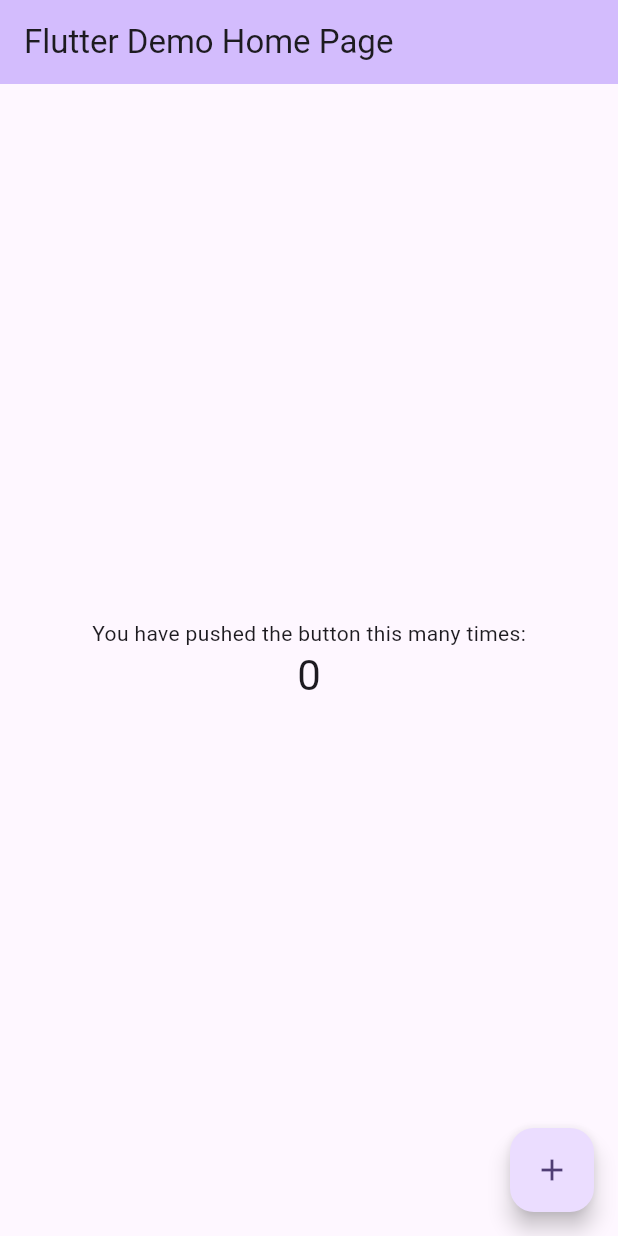
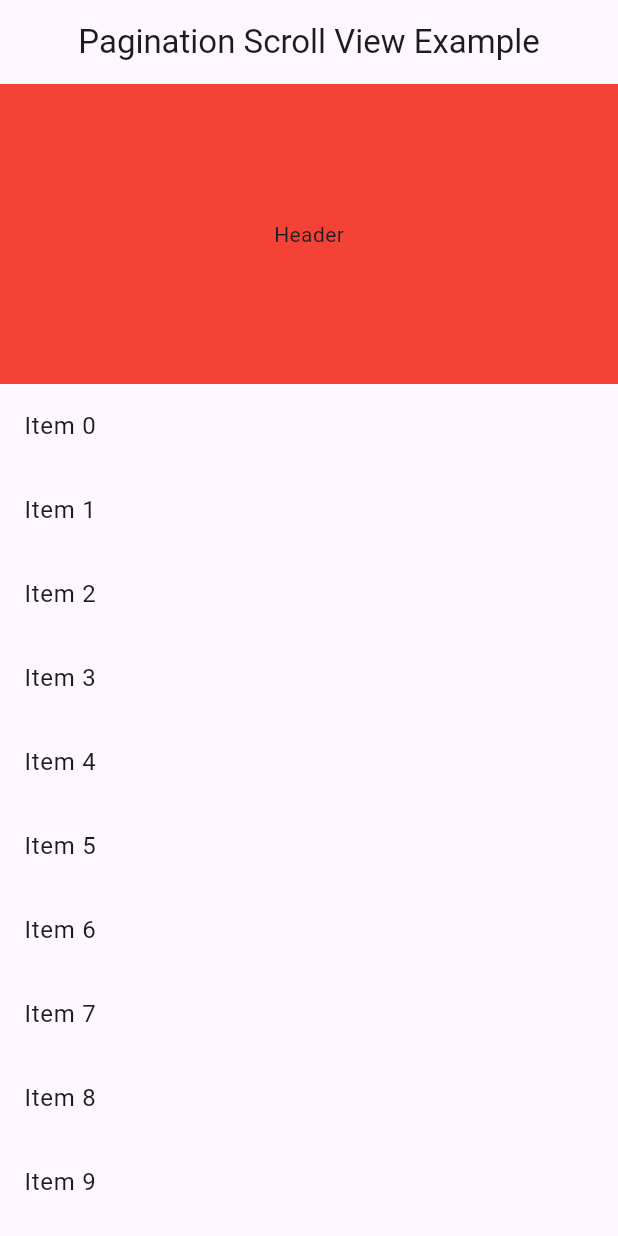
Before and after one commit to azisanw19/flutter-pagination-scroll-view, a Flutter app: the screen it shows after launch, on a phone screen of 412 x 824 dp. Run offline on Flutter 3.47's test engine with Material 3 defaults, Android fonts, the phone set to English and light mode, and no system bars.

Commit message:
PaginationScrollView

```diff
--- a/example/lib/main.dart
+++ b/example/lib/main.dart
@@ -1,125 +1,62 @@
 import 'package:flutter/material.dart';
+import 'package:pagination_scroll_view/pagination_scroll_view.dart';
 
 void main() {
-  runApp(const MyApp());
+  runApp(const MaterialApp(home: MyApp()));
 }
 
-class MyApp extends StatelessWidget {
-  const MyApp({super.key});
+class MyApp extends StatefulWidget {
+  const MyApp({Key? key}) : super(key: key);
 
-  // This widget is the root of your application.
+  @override
+  State<MyApp> createState() => _MyAppState();
+}
+
+class _MyAppState extends State<MyApp> {
+
+  int _itemCount = 20;
+
   @override
   Widget build(BuildContext context) {
-    return MaterialApp(
-      title: 'Flutter Demo',
-      theme: ThemeData(
-        // This is the theme of your application.
-        //
-        // TRY THIS: Try running your application with "flutter run". You'll see
-        // the application has a purple toolbar. Then, without quitting the app,
-        // try changing the seedColor in the colorScheme below to Colors.green
-        // and then invoke "hot reload" (save your changes or press the "hot
-        // reload" button in a Flutter-supported IDE, or press "r" if you used
-        // the command line to start the app).
-        //
-        // Notice that the counter didn't reset back to zero; the application
-        // state is not lost during the reload. To reset the state, use hot
-        // restart instead.
-        //
-        // This works for code too, not just values: Most code changes can be
-        // tested with just a hot reload.
-        colorScheme: ColorScheme.fromSeed(seedColor: Colors.deepPurple),
-        useMaterial3: true,
+    return Scaffold(
+      appBar: AppBar(
+        title: const Text("Pagination Scroll View Example"),
+        centerTitle: true,
       ),
-      home: const MyHomePage(title: 'Flutter Demo Home Page'),
+      body: PaginationScrollView(
+        key: const Key("pagination_scroll_view"),
+        pageChanged: (page) {
+          setState(() {
+            _itemCount += 20;
+          });
+        },
+        threshold: 0.8,
+        scrollOptions: const ScrollOptions(
+          physics: BouncingScrollPhysics(),
+        ),
+        child: Column(
+          mainAxisSize: MainAxisSize.max,
+          children: [
+            Container(
+              height: 200,
+              color: Colors.red,
+              child: const Center(
+                child: Text("Header"),
+              ),
+            ),
+            ListView.builder(
+              physics: const NeverScrollableScrollPhysics(),
+              shrinkWrap: true,
+              itemBuilder: (context, index) {
+                return ListTile(
+                  title: Text("Item $index"),
+                );
+              },
+              itemCount: _itemCount,
+            ),
+          ],
+        ),
+      )
     );
   }
 }
-
-class MyHomePage extends StatefulWidget {
-  const MyHomePage({super.key, required this.title});
-
-  // This widget is the home page of your application. It is stateful, meaning
-  // that it has a State object (defined below) that contains fields that affect
-  // how it looks.
-
-  // This class is the configuration for the state. It holds the values (in this
-  // case the title) provided by the parent (in this case the App widget) and
-  // used by the build method of the State. Fields in a Widget subclass are
-  // always marked "final".
-
-  final String title;
-
-  @override
-  State<MyHomePage> createState() => _MyHomePageState();
-}
-
-class _MyHomePageState extends State<MyHomePage> {
-  int _counter = 0;
-
-  void _incrementCounter() {
-    setState(() {
-      // This call to setState tells the Flutter framework that something has
-      // changed in this State, which causes it to rerun the build method below
-      // so that the display can reflect the updated values. If we changed
-      // _counter without calling setState(), then the build method would not be
-      // called again, and so nothing would appear to happen.
-      _counter++;
-    });
-  }
-
-  @override
-  Widget build(BuildContext context) {
-    // This method is rerun every time setState is called, for instance as done
-    // by the _incrementCounter method above.
-    //
-    // The Flutter framework has been optimized to make rerunning build methods
-    // fast, so that you can just rebuild anything that needs updating rather
-    // than having to individually change instances of widgets.
-    return Scaffold(
-      appBar: AppBar(
-        // TRY THIS: Try changing the color here to a specific color (to
-        // Colors.amber, perhaps?) and trigger a hot reload to see the AppBar
-        // change color while the other colors stay the same.
-        backgroundColor: Theme.of(context).colorScheme.inversePrimary,
-        // Here we take the value from the MyHomePage object that was created by
-        // the App.build method, and use it to set our appbar title.
-        title: Text(widget.title),
-      ),
-      body: Center(
-        // Center is a layout widget. It takes a single child and positions it
-        // in the middle of the parent.
-        child: Column(
-          // Column is also a layout widget. It takes a list of children and
-          // arranges them vertically. By default, it sizes itself to fit its
-          // children horizontally, and tries to be as tall as its parent.
-          //
-          // Column has various properties to control how it sizes itself and
-          // how it positions its children. Here we use mainAxisAlignment to
-          // center the children vertically; the main axis here is the vertical
-          // axis because Columns are vertical (the cross axis would be
-          // horizontal).
-          //
-          // TRY THIS: Invoke "debug painting" (choose the "Toggle Debug Paint"
-          // action in the IDE, or press "p" in the console), to see the
-          // wireframe for each widget.
-          mainAxisAlignment: MainAxisAlignment.center,
-          children: <Widget>[
-            const Text(
-              'You have pushed the button this many times:',
-            ),
-            Text(
-              '$_counter',
-              style: Theme.of(context).textTheme.headlineMedium,
-            ),
-          ],
-        ),
-      ),
-      floatingActionButton: FloatingActionButton(
-        onPressed: _incrementCounter,
-        tooltip: 'Increment',
-        child: const Icon(Icons.add),
-      ), // This trailing comma makes auto-formatting nicer for build methods.
-    );
-  }
-}
--- a/example/pubspec.yaml
+++ b/example/pubspec.yaml
@@ -35,6 +35,8 @@ dependencies:
   # The following adds the Cupertino Icons font to your application.
   # Use with the CupertinoIcons class for iOS style icons.
   cupertino_icons: ^1.0.2
+  pagination_scroll_view:
+    path: ../
 
 dev_dependencies:
   flutter_test:
--- a/lib/pagination_scroll_view.dart
+++ b/lib/pagination_scroll_view.dart
@@ -1,7 +1,2 @@
-library pagination_scroll_view;
-
-/// A Calculator.
-class Calculator {
-  /// Returns [value] plus 1.
-  int addOne(int value) => value + 1;
-}
+export 'src/pagination_scroll_view.dart';
+export 'src/model/scroll_options.dart';
--- /dev/null
+++ b/lib/src/model/scroll_options.dart
@@ -0,0 +1,34 @@
+import 'package:flutter/material.dart';
+
+class ScrollOptions {
+
+
+  const ScrollOptions({
+    this.physics,
+    this.reverse = false,
+    this.scrollDirection = Axis.vertical,
+    this.keyboardDismissBehavior = ScrollViewKeyboardDismissBehavior.manual,
+  });
+
+  /// How the scroll view should respond to user input.
+  /// For example, determines how the scroll view continues to animate after the user stops dragging the scroll view.
+  /// Defaults to matching platform conventions.
+  /// See documentation for [ScrollPhysics] for more details.
+  final ScrollPhysics? physics;
+
+  /// The direction along which the scroll view scrolls.
+  final bool reverse;
+
+  /// The axis along which the scroll view scrolls.
+  /// Defaults to [Axis.vertical].
+  /// See documentation for [Axis] for more details.
+  final Axis scrollDirection;
+
+  /// How the scroll view should respond to user input to dismiss the current primary
+  /// keyboard.
+  /// Defaults to [ScrollViewKeyboardDismissBehavior.manual].
+  /// See documentation for [ScrollViewKeyboardDismissBehavior] for more details.
+  final ScrollViewKeyboardDismissBehavior keyboardDismissBehavior;
+
+
+}
--- /dev/null
+++ b/lib/src/pagination_list_view.dart
@@ -0,0 +1,18 @@
+import 'package:flutter/material.dart';
+
+class PaginationListView extends StatefulWidget {
+  // TODO: implement required properties
+  const PaginationListView({
+    Key? key,
+  }) : super(key: key);
+
+  @override
+  State<PaginationListView> createState() => _PaginationListViewState();
+}
+
+class _PaginationListViewState extends State<PaginationListView> {
+  @override
+  Widget build(BuildContext context) {
+    return Container();
+  }
+}
--- /dev/null
+++ b/lib/src/pagination_scroll_view.dart
@@ -0,0 +1,91 @@
+import 'package:flutter/material.dart';
+import 'package:pagination_scroll_view/src/model/scroll_options.dart';
+
+class PaginationScrollView extends StatefulWidget {
+  /// Creates a widget that detects when the scroll is at the bottom of the page.
+  const PaginationScrollView({
+    Key? key,
+    required this.pageChanged,
+    this.threshold = 0.8,
+    required this.child,
+    this.initialPage = 1,
+    this.scrollOptions = const ScrollOptions(),
+  }) : super(key: key);
+
+  /// The widget below this widget in the tree.
+  final Widget child;
+
+  /// Callback function to load more data.
+  /// The callback function will be called when the scroll is at the bottom of the page.
+  /// The callback stops being called when the current page is equal to the previous page.
+  final PageChanged<int> pageChanged;
+
+  /// The minimum number of pixels scrolled before a scroll event is sent.
+  /// The default value is 0.8.
+  /// If the value is 0.8, the scroll event will be sent when the scroll is at 80% of the page.
+  /// If the value is 1.0, the scroll event will be sent when the scroll is at 100% of the page.
+  /// If the value is 0.0, the scroll event will be sent when the scroll is at 0% of the page.
+  final double threshold;
+
+  /// The initial page of the pagination.
+  /// The default value is 1.
+  /// If the value is 1, the first page will be 1.
+  /// If the value is 2, the first page will be 2.
+  /// If the value is 0, the first page will be 0.
+  final int initialPage;
+
+  final ScrollOptions scrollOptions;
+
+
+  @override
+  State<PaginationScrollView> createState() => _PaginationScrollViewState();
+}
+
+class _PaginationScrollViewState extends State<PaginationScrollView> {
+  /// The current page of the pagination.
+  late double _previousMaxScroll;
+
+  /// The current page of the pagination.
+  late int _currentPage;
+
+  @override
+  void initState() {
+    _previousMaxScroll = 0.0;
+    _currentPage = widget.initialPage;
+    super.initState();
+  }
+
+  @override
+  Widget build(BuildContext context) {
+    return NotificationListener<ScrollNotification>(
+      key: const Key("PaginationScrollView"),
+      onNotification: _onNotification,
+      child: SingleChildScrollView(
+          physics: widget.scrollOptions.physics,
+          reverse: widget.scrollOptions.reverse,
+          scrollDirection: widget.scrollOptions.scrollDirection,
+          keyboardDismissBehavior: widget.scrollOptions.keyboardDismissBehavior,
+          child: widget.child
+      ),
+    );
+  }
+
+  /// Return false to allow the notification to continue to be dispatched to further ancestors.
+  /// Return true to stop the notification dispatching process.
+  bool _onNotification(ScrollNotification scrollNotification) {
+    double maxScroll =
+        scrollNotification.metrics.maxScrollExtent * widget.threshold;
+
+    if (scrollNotification.metrics.pixels >= maxScroll &&
+        maxScroll > _previousMaxScroll) {
+      _previousMaxScroll = maxScroll;
+      _currentPage++;
+      widget.pageChanged(_currentPage);
+      return false;
+    } else {
+      return true;
+    }
+  }
+}
+
+typedef PageChanged<T> = void Function(T page);
--- a/pubspec.yaml
+++ b/pubspec.yaml
@@ -1,6 +1,6 @@
 name: pagination_scroll_view
 description: "Pagination Scroll View by azisanw19@gmail.com"
-version: 0.0.1
+version: 1.0.0
 homepage: https://github.com/azisanw19/flutter-pagination-scroll-view
 
 environment:
```
Also changed, not shown: example/pubspec.lock, 3 other files.
